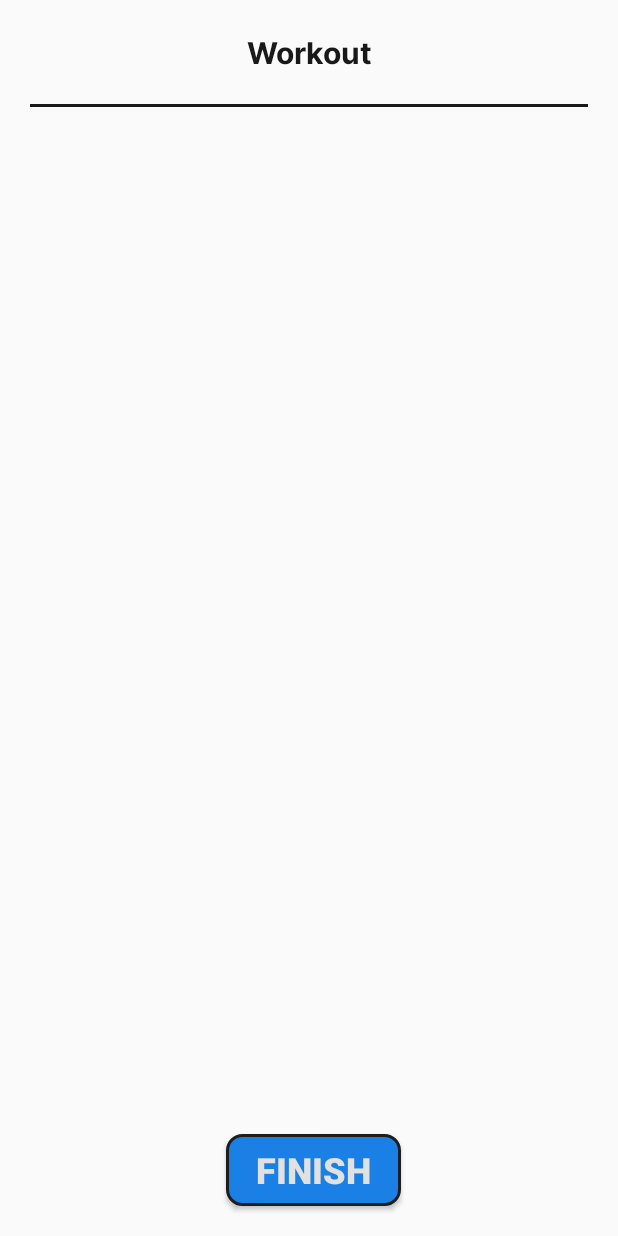
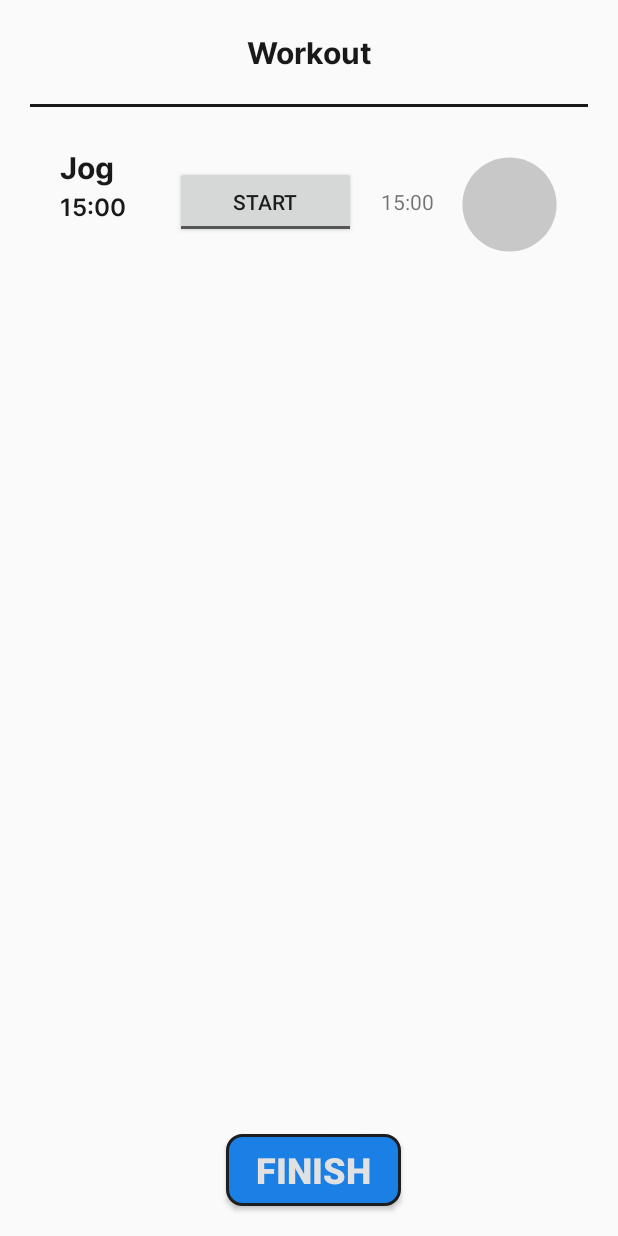
Before and after one commit to hans-cooo/MOBDEVE_FitMaster, an Android app built with Jetpack Compose: the WorkoutActivity screen opened directly, with no data from a screen before it, on a phone screen of 412 x 824 dp. Run offline under Robolectric (Android 15) with nearby library versions, the phone set to English and light mode, and no system bars; our stand-ins replace Firebase (no records; nobody signed in at launch, a user with empty details on screens opened directly); 15 statements that could not run were skipped.

Commit message:
Created timed jog exercise in WorkoutActivity.kt

```diff
--- a/app/src/main/java/com/mobdeve/fitmaster/WorkoutActivity.kt
+++ b/app/src/main/java/com/mobdeve/fitmaster/WorkoutActivity.kt
@@ -1,6 +1,7 @@
 package com.mobdeve.fitmaster
 
 import android.os.Bundle
+import android.os.CountDownTimer
 import androidx.activity.enableEdgeToEdge
 import androidx.appcompat.app.AppCompatActivity
 import androidx.core.view.ViewCompat
@@ -17,14 +18,19 @@ import kotlinx.coroutines.launch
 class WorkoutActivity : AppCompatActivity() {
     private lateinit var viewBinding: ActivityWorkoutBinding
     private lateinit var recyclerView: RecyclerView
+    private lateinit var countDownTimer: CountDownTimer
+    private var isTimerRunning = false
+    private var timeLeftInMillis = 900000L
 
     override fun onCreate(savedInstanceState: Bundle?) {
         super.onCreate(savedInstanceState)
         enableEdgeToEdge()
         this.viewBinding = ActivityWorkoutBinding.inflate(layoutInflater)
         setContentView(viewBinding.root)
+
         val email = this.intent.getStringExtra("email")
         val day = this.intent.getStringExtra("day") // The day that was pressed
+
         val db = Firebase.firestore
         val usersRef = db.collection(MyFirestoreReferences.USERS_COLLECTION)
         val workoutRef = db.collection(MyFirestoreReferences.USER_WORKOUT_COLLECTION)
@@ -70,7 +76,7 @@ class WorkoutActivity : AppCompatActivity() {
         }
 
         viewBinding.btnFinWorkout.setOnClickListener(){
-            // TODO: Make this go to summary
+            // TODO: Make this go to summary and complete any other logic relating to the workout ending
             // remember to finish() after the intent and finish() when going from summary to dashboard
         }
 
@@ -85,6 +91,17 @@ class WorkoutActivity : AppCompatActivity() {
         // Initialize RecyclerView
         this.recyclerView = viewBinding.exerciseRecycler
         recyclerView.layoutManager = LinearLayoutManager(this)
+
+        // Timer
+        viewBinding.btnStartTimer.setOnClickListener {
+            if (!isTimerRunning) {
+                startTimer()
+                viewBinding.btnStartTimer.text = "Pause"
+            } else {
+                pauseTimer()
+                viewBinding.btnStartTimer.text = "Start"
+            }
+        }
 
     }
 
@@ -102,4 +119,28 @@ class WorkoutActivity : AppCompatActivity() {
             recyclerView.adapter = ExerciseAdapter(exerciseList)
         }
     }
+
+    private fun startTimer() {
+        countDownTimer = object : CountDownTimer(timeLeftInMillis, 1000) {
+            override fun onTick(millisUntilFinished: Long) {
+                timeLeftInMillis = millisUntilFinished
+                val minutes = millisUntilFinished / 1000 / 60
+                val seconds = (millisUntilFinished / 1000 % 60).toString().padStart(2, '0')
+                viewBinding.tvTimer.text = "$minutes:$seconds"
+            }
+
+            override fun onFinish() {
+                viewBinding.tvTimer.text = "0:00"
+                viewBinding.btnTimerFinish.isChecked = true
+                isTimerRunning = false
+                viewBinding.btnStartTimer.text = "Start"
+            }
+        }.start()
+        isTimerRunning = true
+    }
+
+    private fun pauseTimer() {
+        countDownTimer?.cancel()
+        isTimerRunning = false
+    }
 }
--- a/app/src/main/res/layout/activity_workout.xml
+++ b/app/src/main/res/layout/activity_workout.xml
@@ -36,7 +36,102 @@
         <androidx.recyclerview.widget.RecyclerView
             android:id="@+id/exerciseRecycler"
             android:layout_width="match_parent"
-            android:layout_height="match_parent" />
+            android:layout_height="wrap_content" />
+
+        <LinearLayout
+            android:layout_width="match_parent"
+            android:layout_height="wrap_content"
+            android:layout_marginLeft="20dp"
+            android:layout_marginTop="5dp"
+            android:layout_marginRight="20dp"
+            android:layout_marginBottom="5dp"
+            android:gravity="center_horizontal|center_vertical"
+            android:orientation="horizontal"
+            android:weightSum="10">
+
+            <LinearLayout
+                android:layout_width="0dp"
+                android:layout_height="wrap_content"
+                android:layout_weight="8"
+                android:gravity="center"
+                android:orientation="horizontal">
+
+                <LinearLayout
+                    android:layout_width="wrap_content"
+                    android:layout_height="wrap_content"
+                    android:layout_weight="8"
+                    android:orientation="vertical">
+
+                    <TextView
+                        android:id="@+id/tvExerciseName"
+                        android:layout_width="wrap_content"
+                        android:layout_height="wrap_content"
+                        android:fontFamily="@font/inter_bold"
+                        android:text="@string/jog"
+                        android:textColor="@color/Material_Black"
+                        android:textSize="20sp"
+                        android:textStyle="bold" />
+
+                    <TextView
+                        android:id="@+id/tvExerciseTime"
+                        android:layout_width="wrap_content"
+                        android:layout_height="wrap_content"
+                        android:fontFamily="@font/inter_semibold"
+                        android:text="@string/fifteen_minutes"
+                        android:textColor="@color/Material_Black"
+                        android:textSize="16sp" />
+
+                    <TextView
+                        android:id="@+id/tvExerciseReps"
+                        android:layout_width="wrap_content"
+                        android:layout_height="wrap_content"
+                        android:fontFamily="@font/inter_semibold"
+                        android:text=" "
+                        android:textColor="@color/Material_Black"
+                        android:textSize="16sp" />
+                </LinearLayout>
+
+                <ToggleButton
+                    android:id="@+id/btnStartTimer"
+                    android:layout_width="wrap_content"
+                    android:layout_height="wrap_content"
+                    android:layout_weight="8"
+                    android:text="Button"
+                    android:textOff="@string/play"
+                    android:textOn="@string/pause" />
+
+                <TextView
+                    android:id="@+id/tvTimer"
+                    android:layout_width="wrap_content"
+                    android:layout_height="wrap_content"
+                    android:layout_weight="8"
+                    android:text="@string/fifteen_minutes"
+                    android:textAlignment="center" />
+
+
+            </LinearLayout>
+
+            <androidx.constraintlayout.widget.ConstraintLayout
+                android:layout_width="0dp"
+                android:layout_height="match_parent"
+                android:layout_weight="2">
+
+                <ToggleButton
+                    android:id="@+id/btnTimerFinish"
+                    android:layout_width="75dp"
+                    android:layout_height="75dp"
+                    android:layout_marginTop="3dp"
+                    android:background="@drawable/workout_confirmation"
+                    android:text="ToggleButton"
+                    android:textOff=" "
+                    android:textOn=" "
+                    app:layout_constraintBottom_toBottomOf="parent"
+                    app:layout_constraintEnd_toEndOf="parent"
+                    app:layout_constraintStart_toStartOf="parent"
+                    app:layout_constraintTop_toTopOf="parent" />
+            </androidx.constraintlayout.widget.ConstraintLayout>
+
+        </LinearLayout>
     </LinearLayout>
 
     <Button
--- a/app/src/main/res/values/strings.xml
+++ b/app/src/main/res/values/strings.xml
@@ -44,4 +44,7 @@
     <string name="jog">Jog</string>
     <string name="reps">reps</string>
     <string name="weight">Weight</string>
+    <string name="fifteen_minutes">15:00</string>
+    <string name="play">START</string>
+    <string name="pause">PAUSE</string>
 </resources>
```
